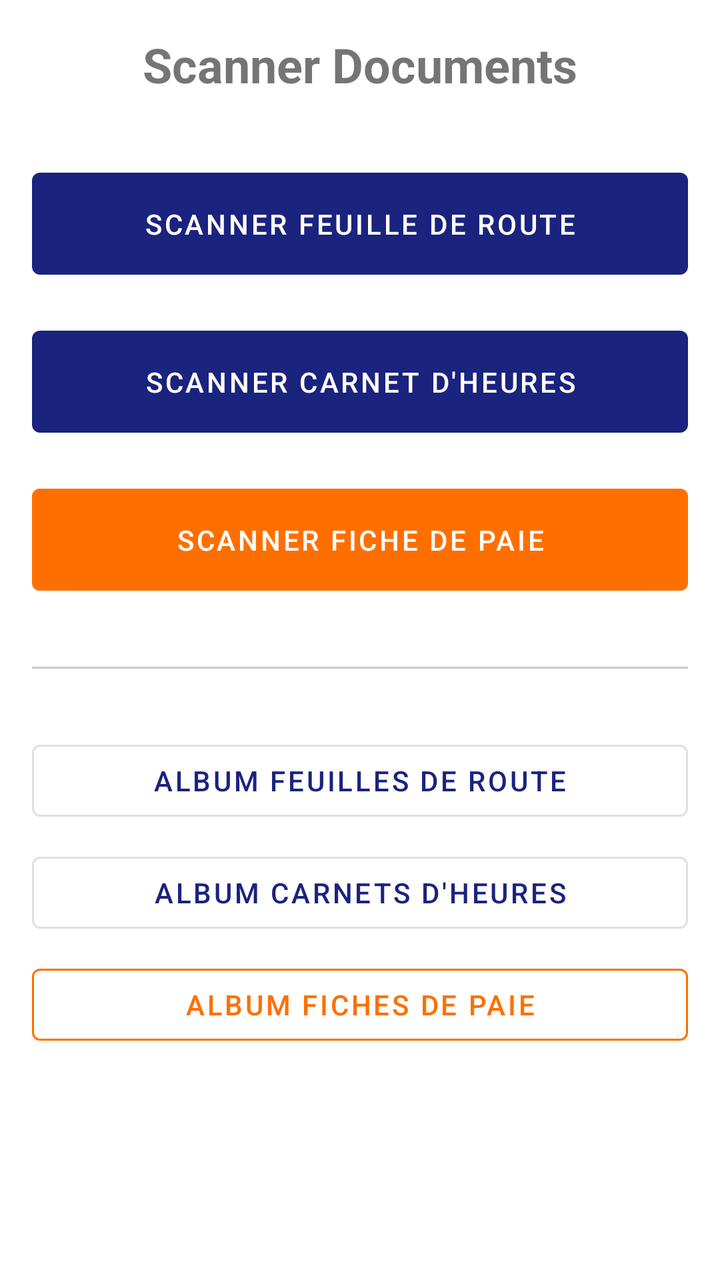
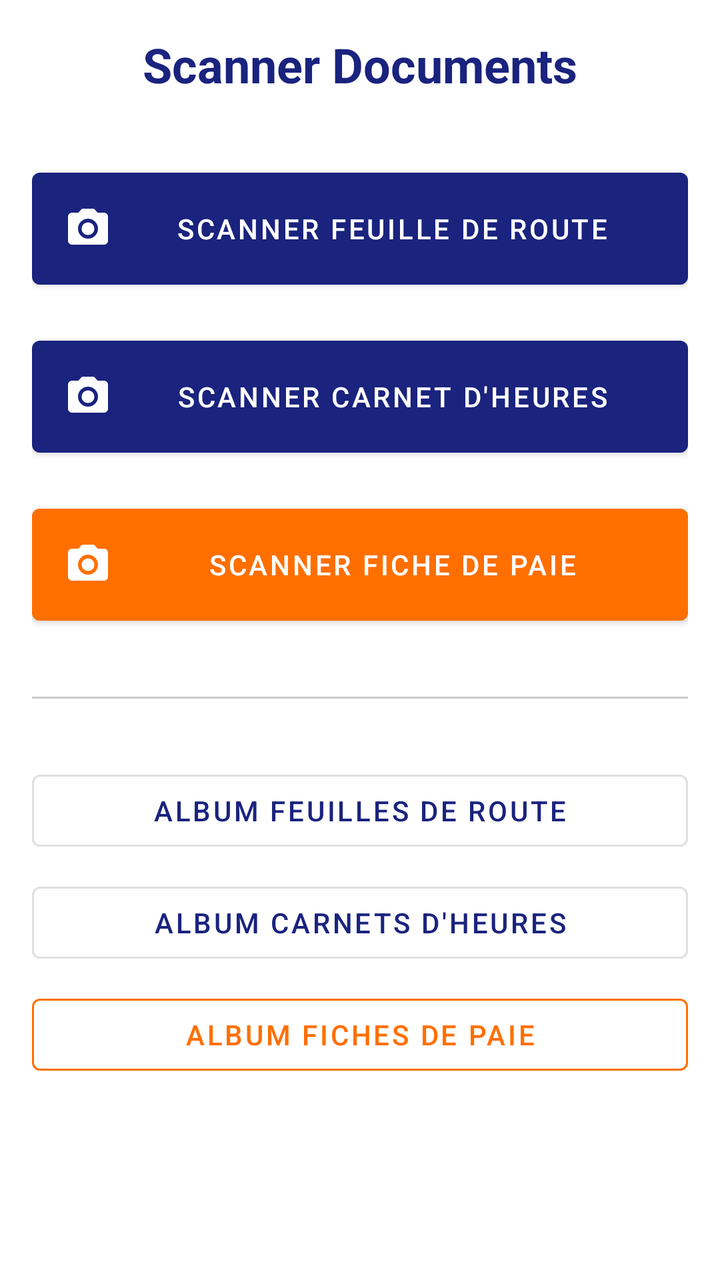

Two renders of the same Android screen: before a commit and after it. Below are the layout's source before the change and the commit's diff.
<!-- AndroidManifest.xml: application theme Theme.ExpertSuivi -->
<!-- res/layout/activity_scanner.xml -->
<?xml version="1.0" encoding="utf-8"?>
<LinearLayout xmlns:android="http://schemas.android.com/apk/res/android"
    xmlns:app="http://schemas.android.com/apk/res-auto"
    android:layout_width="match_parent"
    android:layout_height="match_parent"
    android:orientation="vertical"
    android:padding="16dp"
    android:gravity="center_horizontal">

    <TextView
        android:layout_width="wrap_content"
        android:layout_height="wrap_content"
        android:text="@string/title_scanner"
        android:textSize="24sp"
        android:textStyle="bold"
        android:layout_marginBottom="32dp"/>

    <Button
        android:id="@+id/btnScanRoute"
        android:layout_width="match_parent"
        android:layout_height="wrap_content"
        android:text="@string/btn_scan_route"
        android:layout_marginBottom="16dp"
        android:padding="16dp"/>

    <Button
        android:id="@+id/btnScanCarnet"
        android:layout_width="match_parent"
        android:layout_height="wrap_content"
        android:text="@string/btn_scan_carnet"
        android:layout_marginBottom="16dp"
        android:padding="16dp"/>

    <Button
        android:id="@+id/btnScanPaie"
        android:layout_width="match_parent"
        android:layout_height="wrap_content"
        android:text="Scanner Fiche de Paie"
        android:layout_marginBottom="32dp"
        android:padding="16dp"
        android:backgroundTint="#FF6F00"
        android:textColor="@color/white"/>

    <View
        android:layout_width="match_parent"
        android:layout_height="1dp"
        android:background="#CCCCCC"
        android:layout_marginBottom="32dp"/>

    <Button
        android:id="@+id/btnViewAlbumRoute"
        android:layout_width="match_parent"
        android:layout_height="wrap_content"
        android:text="@string/btn_view_album_route"
        style="@style/Widget.MaterialComponents.Button.OutlinedButton"
        android:layout_marginBottom="8dp"/>

    <Button
        android:id="@+id/btnViewAlbumCarnet"
        android:layout_width="match_parent"
        android:layout_height="wrap_content"
        android:text="@string/btn_view_album_carnet"
        style="@style/Widget.MaterialComponents.Button.OutlinedButton"
        android:layout_marginBottom="8dp"/>

    <Button
        android:id="@+id/btnViewAlbumPaie"
        android:layout_width="match_parent"
        android:layout_height="wrap_content"
        android:text="Album Fiches de Paie"
        style="@style/Widget.MaterialComponents.Button.OutlinedButton"
        android:textColor="#FF6F00"
        app:strokeColor="#FF6F00"/>

</LinearLayout>
<!-- resources referenced by this layout -->
<resources>
  <color name="white">#FFFFFF</color>
  <string name="btn_scan_carnet">Scanner Carnet d\'Heures</string>
  <string name="btn_scan_route">Scanner Feuille de Route</string>
  <string name="btn_view_album_carnet">Album Carnets d\'Heures</string>
  <string name="btn_view_album_route">Album Feuilles de Route</string>
  <string name="title_scanner">Scanner Documents</string>
  <style name="Theme.ExpertSuivi" parent="Theme.MaterialComponents.DayNight.DarkActionBar">
          <item name="colorPrimary">@color/brand_primary</item>
          <item name="colorPrimaryVariant">@color/brand_secondary</item>
          <item name="colorOnPrimary">@color/white</item>
          <item name="colorSecondary">@color/brand_accent</item>
          <item name="android:statusBarColor">?attr/colorPrimaryVariant</item>
      </style>
  <color name="brand_primary">#1A237E</color>
  <color name="brand_secondary">#0D47A1</color>
  <color name="brand_accent">#FFAB40</color>
</resources>

<!-- the commit's change to res/layout/activity_scanner.xml (unified diff, before → after) -->
@@ -1,75 +1,144 @@
 <?xml version="1.0" encoding="utf-8"?>
-<LinearLayout xmlns:android="http://schemas.android.com/apk/res/android"
+<androidx.constraintlayout.widget.ConstraintLayout xmlns:android="http://schemas.android.com/apk/res/android"
     xmlns:app="http://schemas.android.com/apk/res-auto"
     android:layout_width="match_parent"
     android:layout_height="match_parent"
-    android:orientation="vertical"
-    android:padding="16dp"
-    android:gravity="center_horizontal">
+    android:background="@color/white">
+
+    
+    <androidx.core.widget.NestedScrollView
+        android:id="@+id/scrollScannerMenu"
+        android:layout_width="match_parent"
+        android:layout_height="match_parent"
+        android:fillViewport="true">
+
+        <LinearLayout
+            android:layout_width="match_parent"
+            android:layout_height="wrap_content"
+            android:orientation="vertical"
+            android:padding="16dp"
+            android:gravity="center_horizontal">
+
+            <TextView
+                android:layout_width="wrap_content"
+                android:layout_height="wrap_content"
+                android:text="@string/title_scanner"
+                android:textSize="24sp"
+                android:textStyle="bold"
+                android:layout_marginBottom="32dp"
+                android:textColor="@color/brand_primary"/>
+
+            <Button
+                android:id="@+id/btnScanRoute"
+                android:layout_width="match_parent"
+                android:layout_height="wrap_content"
+                android:text="@string/btn_scan_route"
+                android:layout_marginBottom="16dp"
+                android:padding="16dp"
+                app:icon="@drawable/ic_camera"/>
+
+            <Button
+                android:id="@+id/btnScanCarnet"
+                android:layout_width="match_parent"
+                android:layout_height="wrap_content"
+                android:text="@string/btn_scan_carnet"
+                android:layout_marginBottom="16dp"
+                android:padding="16dp"
+                app:icon="@drawable/ic_camera"/>
+
+            <Button
+                android:id="@+id/btnScanPaie"
+                android:layout_width="match_parent"
+                android:layout_height="wrap_content"
+                android:text="Scanner Fiche de Paie"
+                android:layout_marginBottom="32dp"
+                android:padding="16dp"
+                android:backgroundTint="#FF6F00"
+                android:textColor="@color/white"
+                app:icon="@drawable/ic_camera"
+                app:iconTint="@color/white"/>
+
+            <View
+                android:layout_width="match_parent"
+                android:layout_height="1dp"
+                android:background="#CCCCCC"
+                android:layout_marginBottom="32dp"/>
+
+            <Button
+                android:id="@+id/btnViewAlbumRoute"
+                android:layout_width="match_parent"
+                android:layout_height="wrap_content"
+                android:text="@string/btn_view_album_route"
+                style="@style/Widget.MaterialComponents.Button.OutlinedButton"
+                android:layout_marginBottom="8dp"/>
+
+            <Button
+                android:id="@+id/btnViewAlbumCarnet"
+                android:layout_width="match_parent"
+                android:layout_height="wrap_content"
+                android:text="@string/btn_view_album_carnet"
+                style="@style/Widget.MaterialComponents.Button.OutlinedButton"
+                android:layout_marginBottom="8dp"/>
+
+            <Button
+                android:id="@+id/btnViewAlbumPaie"
+                android:layout_width="match_parent"
+                android:layout_height="wrap_content"
+                android:text="Album Fiches de Paie"
+                style="@style/Widget.MaterialComponents.Button.OutlinedButton"
+                android:textColor="#FF6F00"
+                app:strokeColor="#FF6F00"/>
+        </LinearLayout>
+    </androidx.core.widget.NestedScrollView>
+
+    
+    <androidx.camera.view.PreviewView
+        android:id="@+id/viewFinder"
+        android:layout_width="match_parent"
+        android:layout_height="match_parent"
+        android:visibility="gone"
+        app:scaleType="fillCenter" />
+
+    <com.google.android.material.floatingactionbutton.FloatingActionButton
+        android:id="@+id/btnCapture"
+        android:layout_width="wrap_content"
+        android:layout_height="wrap_content"
+        android:layout_marginBottom="48dp"
+        android:visibility="gone"
+        app:layout_constraintBottom_toBottomOf="parent"
+        app:layout_constraintEnd_toEndOf="parent"
+        app:layout_constraintStart_toStartOf="parent"
+        android:src="@drawable/ic_camera"
+        app:tint="@color/white"
+        app:backgroundTint="@color/brand_primary"
+        android:contentDescription="Capturer"/>
+
+    <com.google.android.material.floatingactionbutton.FloatingActionButton
+        android:id="@+id/btnCloseCamera"
+        android:layout_width="wrap_content"
+        android:layout_height="wrap_content"
+        android:layout_margin="24dp"
+        android:visibility="gone"
+        app:fabSize="mini"
+        app:layout_constraintTop_toTopOf="parent"
+        app:layout_constraintStart_toStartOf="parent"
+        android:src="@android:drawable/ic_menu_close_clear_cancel"
+        app:tint="@color/white"
+        app:backgroundTint="#80000000"
+        android:contentDescription="Fermer"/>
 
     <TextView
+        android:id="@+id/tvCameraHint"
         android:layout_width="wrap_content"
         android:layout_height="wrap_content"
-        android:text="@string/title_scanner"
-        android:textSize="24sp"
-        android:textStyle="bold"
-        android:layout_marginBottom="32dp"/>
+        android:layout_marginBottom="16dp"
+        android:text="Placez le document dans le cadre et capturez"
+        android:textColor="@color/white"
+        android:visibility="gone"
+        android:background="#80000000"
+        android:padding="8dp"
+        app:layout_constraintBottom_toTopOf="@id/btnCapture"
+        app:layout_constraintEnd_toEndOf="parent"
+        app:layout_constraintStart_toStartOf="parent" />
 
-    <Button
-        android:id="@+id/btnScanRoute"
-        android:layout_width="match_parent"
-        android:layout_height="wrap_content"
-        android:text="@string/btn_scan_route"
-        android:layout_marginBottom="16dp"
-        android:padding="16dp"/>
-
-    <Button
-        android:id="@+id/btnScanCarnet"
-        android:layout_width="match_parent"
-        android:layout_height="wrap_content"
-        android:text="@string/btn_scan_carnet"
-        android:layout_marginBottom="16dp"
-        android:padding="16dp"/>
-
-    <Button
-        android:id="@+id/btnScanPaie"
-        android:layout_width="match_parent"
-        android:layout_height="wrap_content"
-        android:text="Scanner Fiche de Paie"
-        android:layout_marginBottom="32dp"
-        android:padding="16dp"
-        android:backgroundTint="#FF6F00"
-        android:textColor="@color/white"/>
-
-    <View
-        android:layout_width="match_parent"
-        android:layout_height="1dp"
-        android:background="#CCCCCC"
-        android:layout_marginBottom="32dp"/>
-
-    <Button
-        android:id="@+id/btnViewAlbumRoute"
-        android:layout_width="match_parent"
-        android:layout_height="wrap_content"
-        android:text="@string/btn_view_album_route"
-        style="@style/Widget.MaterialComponents.Button.OutlinedButton"
-        android:layout_marginBottom="8dp"/>
-
-    <Button
-        android:id="@+id/btnViewAlbumCarnet"
-        android:layout_width="match_parent"
-        android:layout_height="wrap_content"
-        android:text="@string/btn_view_album_carnet"
-        style="@style/Widget.MaterialComponents.Button.OutlinedButton"
-        android:layout_marginBottom="8dp"/>
-
-    <Button
-        android:id="@+id/btnViewAlbumPaie"
-        android:layout_width="match_parent"
-        android:layout_height="wrap_content"
-        android:text="Album Fiches de Paie"
-        style="@style/Widget.MaterialComponents.Button.OutlinedButton"
-        android:textColor="#FF6F00"
-        app:strokeColor="#FF6F00"/>
-
-</LinearLayout>
+</androidx.constraintlayout.widget.ConstraintLayout>
<!-- resource entries referenced after the edit -->
@@ -1,6 +1,20 @@
 <!-- resources referenced by this layout -->
 <resources>
   <color name="white">#FFFFFF</color>
+  <!-- drawable ic_camera (drawable) -->
+  <vector xmlns:android="http://schemas.android.com/apk/res/android"
+      android:width="24dp"
+      android:height="24dp"
+      android:viewportWidth="24"
+      android:viewportHeight="24"
+      android:tint="?attr/colorControlNormal">
+    <path
+        android:fillColor="@android:color/white"
+        android:pathData="L12,12m-3.2,0a3.2,3.2 0,1 1,6.4 0a3.2,3.2 0,1 1,-6.4 0"/>
+    <path
+        android:fillColor="@android:color/white"
+        android:pathData="L9,2L7.17,4L4,4c-1.1,0 -2,0.9 -2,2v12c0,1.1 0.9,2 2,2h16c1.1,0 2,-0.9 2,-2L22,6c0,-1.1 -0.9,-2 -2,-2h-3.17L15,2L9,2zM12,17c-2.76,0 -5,-2.24 -5,-5s2.24,-5 5,-5s5,2.24 5,5s-2.24,5 -5,5z"/>
+  </vector>
   <string name="btn_scan_carnet">Scanner Carnet d\'Heures</string>
   <string name="btn_scan_route">Scanner Feuille de Route</string>
   <string name="btn_view_album_carnet">Album Carnets d\'Heures</string>
